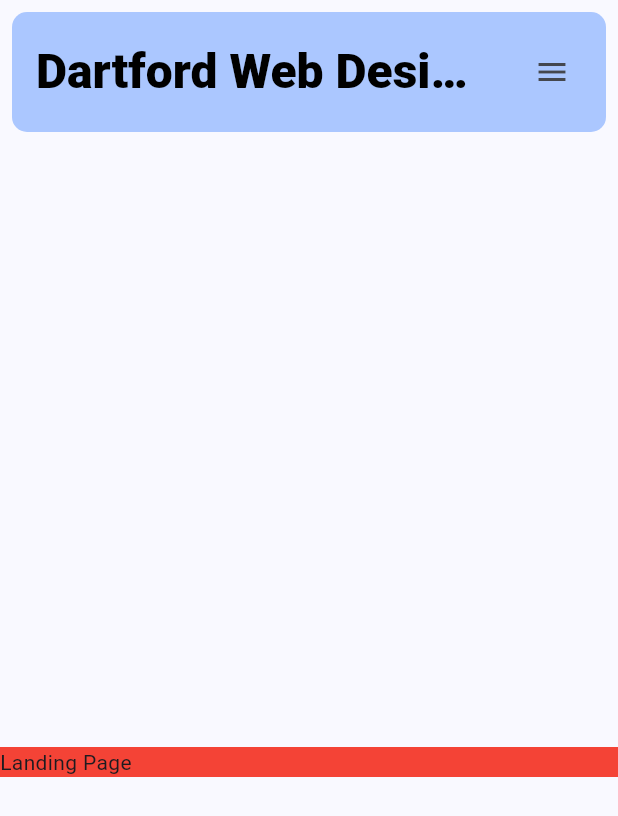
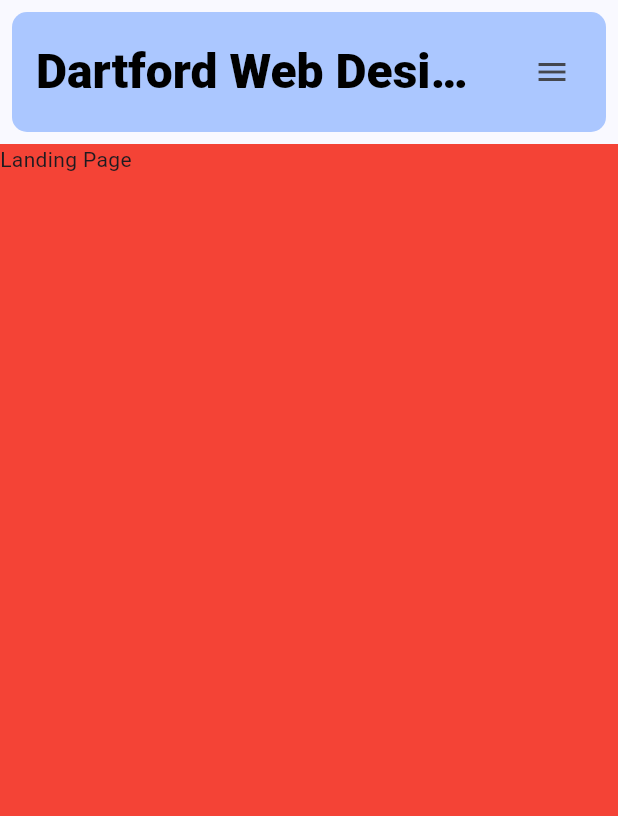
Before and after one commit to jackparse14/dwd-website, a Flutter app: the screen it shows after launch, on a phone screen of 412 x 824 dp. Shown: the top 816 px of the screen. Run offline on Flutter 3.47's test engine with Material 3 defaults, Android fonts, the phone set to English and light mode, and no system bars; our stand-ins replace google_fonts; Roboto replaces fonts that are missing (Oxanium).

Commit message:
Fixed Scroller for Landing by adding listview

```diff
--- a/lib/main.dart
+++ b/lib/main.dart
@@ -38,6 +38,7 @@
 class _MyHomePageState extends State<MyHomePage> {
   int selectedIndex = 0;
   final GlobalKey<ScaffoldState> _scaffoldKey = GlobalKey<ScaffoldState>();
+  final scrollController = ScrollController();
 
   final List<Widget> pages = [
     LandingPage(),
@@ -63,15 +64,13 @@
       builder: (context, constraints) {
         return Scaffold(
           key: _scaffoldKey,
-          body: SafeArea(
-            child: Column(
+          body: Column(
             children: [
               Padding(
                 padding: const EdgeInsets.all(8.0),
                 child: AppBar(
                   toolbarHeight: 80.0,
-                    backgroundColor:
-                        Theme.of(context).colorScheme.inversePrimary,
+                  backgroundColor: Theme.of(context).colorScheme.inversePrimary,
                   title: Text(
                     AppInfo.title,
                     style: AppFonts.headingStyle(),
@@ -104,19 +103,9 @@
                 ),
               ),
               Expanded(
-                  child: SingleChildScrollView(
-                    child: Column(
-                      children: [
-                        SizedBox(
-                          height: constraints.maxHeight,
                 child: pages[selectedIndex],
               ),
             ],
-                    ),
-                  ),
-                ),
-              ],
-            ),
           ),
           endDrawer: HamburgerDropDown(
             selectedIndex: selectedIndex,
--- a/lib/pages/landing.dart
+++ b/lib/pages/landing.dart
@@ -6,22 +6,27 @@
 class LandingPage extends StatelessWidget {
   @override
   Widget build(BuildContext context) {
-    return Scaffold(
-      bottomSheet: BottomAppBar(
-        color: Theme.of(context).colorScheme.inversePrimary,
-        child: Text(
-          AppInfo.title,
-          style: AppFonts.headingStyle(),
+    return ListView(
+      children: [
+        Center(
+          child: Container(
+            child: const Text('Landing Page'),
+            width: double.infinity,
+            height: 1000,
+            color: Colors.red,
+          ),
         ),
-      ),
-      body: Center(
-        child: Container(
-          child: const Text('Landing Page'),
-          width: double.infinity,
-          color: Colors.red,
+        Center(
+          child: Container(
+            child: const Text('Landing Page'),
+            width: double.infinity,
+            height: 1000,
+            color: Colors.blue,
+          ),
         ),
-      ),
-      //backgroundColor: AppColors.primaryColor,
+      ],
     );
+
+    //backgroundColor: AppColors.primaryColor,
   }
 }
```
Lines whose indentation alone changed are shown as unchanged.
